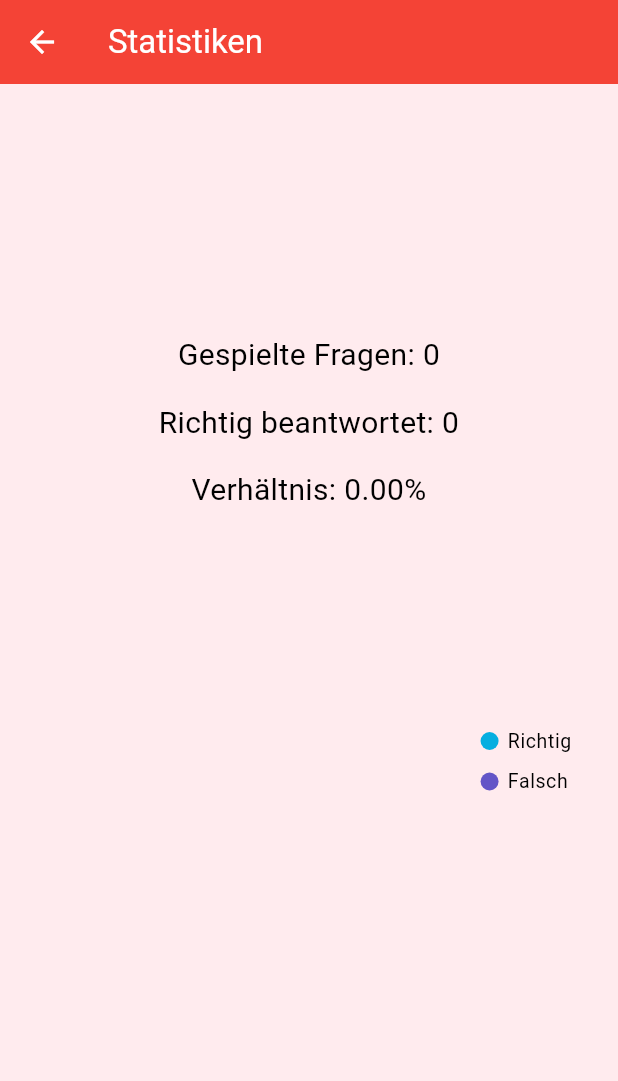
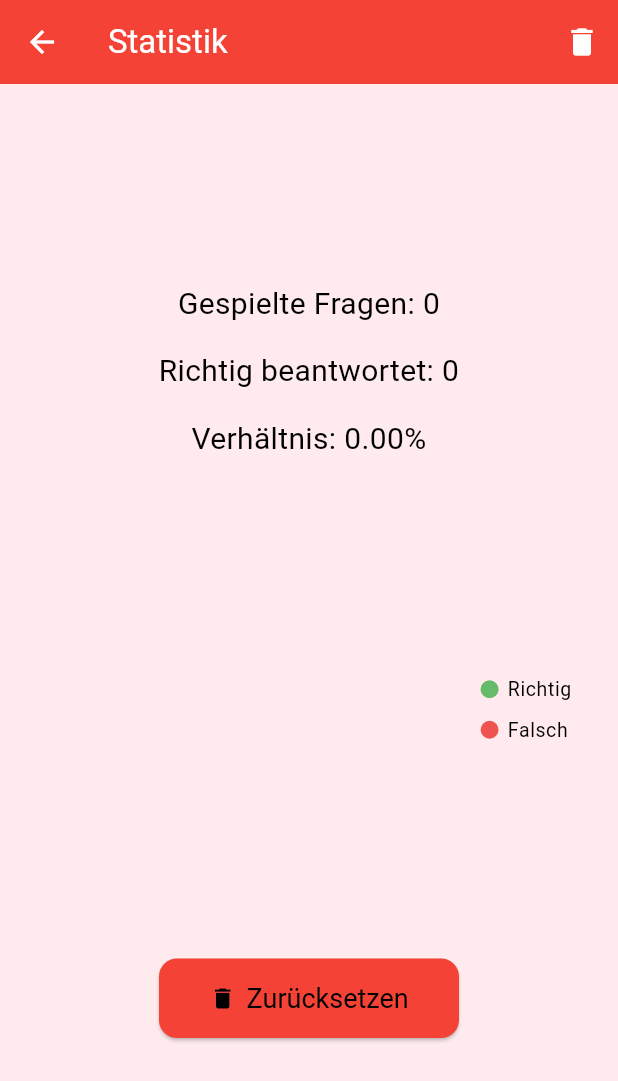
Before and after one commit to Zachfo/feuerwehr_forge, a Flutter app: the screen it shows after launch, after a tap on "Statistik", on a phone screen of 412 x 824 dp. Shown: the top 1081 px of the screen. Run offline on Flutter 3.47's test engine with Material 3 defaults, Android fonts, the phone set to English and light mode, and no system bars; our stand-ins replace shared_preferences, syncfusion_flutter_charts.

Commit message:
Disclaimer implementiert und optische Verbesserungen

```diff
--- a/lib/screens/initial_start_screen.dart
+++ b/lib/screens/initial_start_screen.dart
@@ -1,6 +1,8 @@
 import 'package:flutter/material.dart';
+
+import 'disclaimer_screen.dart';
 import 'start_screen.dart';
-import 'stats_screen.dart'; // Importiere die Statistik-Seite
+import 'stats_screen.dart';
 
 class InitialStartScreen extends StatelessWidget {
   const InitialStartScreen({super.key});
@@ -19,6 +21,15 @@ class InitialStartScreen extends StatelessWidget {
       context,
       MaterialPageRoute(
         builder: (context) => StatsScreen(), // Navigation zur Statistik-Seite
+      ),
+    );
+  }
+
+  void _showDisclaimerScreen(BuildContext context) {
+    Navigator.push(
+      context,
+      MaterialPageRoute(
+        builder: (context) => const DisclaimerScreen(),
       ),
     );
   }
@@ -44,29 +55,29 @@ class InitialStartScreen extends StatelessWidget {
                 textAlign: TextAlign.center,
               ),
             ),
-            Container(
+            SizedBox(
               width: buttonWidth,
               child: ElevatedButton(
                 onPressed: () => _selectTopic(context, 'Grundausbildung'),
+                style: ElevatedButton.styleFrom(
+                  minimumSize: const Size(buttonWidth, buttonHeight),
+                ),
                 child: const Text('Grundausbildung'),
-                style: ElevatedButton.styleFrom(
-                  minimumSize: Size(buttonWidth, buttonHeight),
-                ),
               ),
             ),
             const SizedBox(height: 20),
-            Container(
+            SizedBox(
               width: buttonWidth,
               child: ElevatedButton(
                 onPressed: () => _selectTopic(context, 'FwDV3'),
+                style: ElevatedButton.styleFrom(
+                  minimumSize: const Size(buttonWidth, buttonHeight),
+                ),
                 child: const Text('FwDV3'),
-                style: ElevatedButton.styleFrom(
-                  minimumSize: Size(buttonWidth, buttonHeight),
-                ),
               ),
             ),
             const SizedBox(height: 40), // Größerer Abstand zum Statistik-Button
-            Container(
+            SizedBox(
               width: buttonWidth,
               child: ElevatedButton.icon(
                 onPressed: () => _showStatsScreen(context),
@@ -76,11 +87,26 @@ class InitialStartScreen extends StatelessWidget {
                   style: TextStyle(fontSize: 18.0),
                 ),
                 style: ElevatedButton.styleFrom(
-                  backgroundColor: Colors.red[300], // Unterschiedliche Hintergrundfarbe
-                  minimumSize: Size(buttonWidth, buttonHeight),
+                  backgroundColor: Colors.red[600],
+                  // Unterschiedliche Hintergrundfarbe
+                  minimumSize: const Size(buttonWidth, buttonHeight),
                 ),
               ),
             ),
+            const SizedBox(height: 20),
+            SizedBox(
+              width: buttonWidth,
+              child: ElevatedButton(
+                onPressed: () => _showDisclaimerScreen(context),
+                style: ElevatedButton.styleFrom(
+                  backgroundColor: Colors.red[300],
+                  padding: const EdgeInsets.symmetric(
+                      horizontal: 24.0, vertical: 16.0),
+                  textStyle: const TextStyle(fontSize: 18.0),
+                ),
+                child: const Text('Disclaimer'),
+              ),
+            )
           ],
         ),
       ),
--- a/lib/screens/stats_screen.dart
+++ b/lib/screens/stats_screen.dart
@@ -1,5 +1,6 @@
 import 'package:flutter/material.dart';
 import 'package:syncfusion_flutter_charts/charts.dart';
+
 import '../services/stats_service.dart';
 
 class StatsScreen extends StatelessWidget {
@@ -16,11 +17,51 @@ class StatsScreen extends StatelessWidget {
     };
   }
 
+  Future<void> _resetStats(BuildContext context) async {
+    bool confirm = await _showConfirmationDialog(context);
+    if (confirm) {
+      await _statsService.resetStats();
+      ScaffoldMessenger.of(context).showSnackBar(
+        const SnackBar(content: Text('Statistiken wurden zurückgesetzt.')),
+      );
+      // Reload the stats after reset
+      (context as Element).markNeedsBuild();
+    }
+  }
+
+  Future<bool> _showConfirmationDialog(BuildContext context) {
+    return showDialog<bool>(
+      context: context,
+      builder: (context) => AlertDialog(
+        backgroundColor: Colors.white,
+        title: const Text('Bestätigung'),
+        content:
+            const Text('Möchten Sie wirklich alle Statistiken zurücksetzen?'),
+        actions: [
+          TextButton(
+            onPressed: () => Navigator.of(context).pop(false),
+            child: const Text('Abbrechen'),
+          ),
+          ElevatedButton(
+            onPressed: () => Navigator.of(context).pop(true),
+            child: const Text('Bestätigen'),
+          ),
+        ],
+      ),
+    ).then((value) => value ?? false);
+  }
+
   @override
   Widget build(BuildContext context) {
     return Scaffold(
       appBar: AppBar(
-        title: const Text('Statistiken'),
+        title: const Text('Statistik'),
+        actions: [
+          IconButton(
+            icon: const Icon(Icons.delete),
+            onPressed: () => _resetStats(context),
+          ),
+        ],
       ),
       body: FutureBuilder<Map<String, int>>(
         future: _loadStats(),
@@ -28,7 +69,8 @@ class StatsScreen extends StatelessWidget {
           if (snapshot.connectionState == ConnectionState.waiting) {
             return const Center(child: CircularProgressIndicator());
           } else if (snapshot.hasError) {
-            return const Center(child: Text('Fehler beim Laden der Statistiken'));
+            return const Center(
+                child: Text('Fehler beim Laden der Statistiken'));
           } else {
             final stats = snapshot.data!;
             int totalQuestions = stats['totalQuestions']!;
@@ -64,21 +106,46 @@ class StatsScreen extends StatelessWidget {
                   SizedBox(
                     height: 300.0,
                     child: SfCircularChart(
-                      legend: Legend(isVisible: true),
+                      legend: const Legend(isVisible: true),
                       series: <CircularSeries>[
                         PieSeries<ChartData, String>(
                           dataSource: [
                             ChartData('Richtig', correctAnswers),
-                            ChartData('Falsch', totalQuestions - correctAnswers),
+                            ChartData(
+                                'Falsch', totalQuestions - correctAnswers),
                           ],
                           xValueMapper: (ChartData data, _) => data.label,
                           yValueMapper: (ChartData data, _) => data.value,
-                          dataLabelSettings: DataLabelSettings(isVisible: true),
-                          explode: true,
+                          pointColorMapper: (ChartData data, _) =>
+                              data.label == 'Richtig'
+                                  ? Colors.green[400]
+                                  : Colors.red[400],
+                          dataLabelSettings:
+                              const DataLabelSettings(isVisible: true),
+                          explode: false,
                           explodeIndex: 0,
-                        )
+                        ),
                       ],
                     ),
+                  ),
+                  const SizedBox(height: 16.0),
+                  Row(
+                    mainAxisAlignment: MainAxisAlignment.center,
+                    children: [
+                      SizedBox(
+                        width: 200.0,
+                        child: ElevatedButton.icon(
+                          onPressed: () => _resetStats(context),
+                          style: ElevatedButton.styleFrom(
+                            backgroundColor: Colors.red,
+                            padding: const EdgeInsets.symmetric(vertical: 16.0),
+                            textStyle: const TextStyle(fontSize: 18.0),
+                          ),
+                          icon: const Icon(Icons.delete),
+                          label: const Text('Zurücksetzen'),
+                        ),
+                      ),
+                    ],
                   ),
                 ],
               ),
--- a/lib/services/stats_service.dart
+++ b/lib/services/stats_service.dart
@@ -27,4 +27,10 @@ class StatsService {
     final prefs = await SharedPreferences.getInstance();
     return prefs.getInt(_correctAnswersKey) ?? 0;
   }
+
+  Future<void> resetStats() async {
+    final prefs = await SharedPreferences.getInstance();
+    await prefs.setInt(_totalQuestionsKey, 0);
+    await prefs.setInt(_correctAnswersKey, 0);
+  }
 }
```
Also changed, not shown: lib/screens/disclaimer_screen.dart (added, +37 -0 lines).
